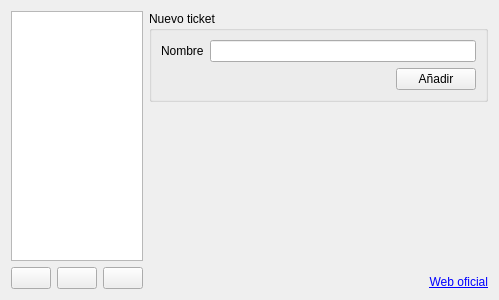
This is ticketpanel.ui in RafaelGC/EasyReceipt as Qt 5 draws it before an edit. The edited form follows.
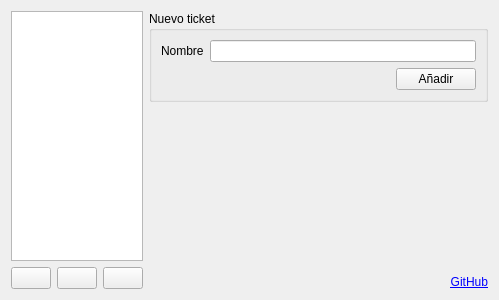
This is the edited form. Icons and pictures are not drawn.

The edit to the form file:
```diff
--- a/ticketpanel.ui
+++ b/ticketpanel.ui
@@ -203,7 +203,7 @@
         <string notr="true"/>
        </property>
        <property name="text">
-        <string>&lt;html&gt;&lt;head/&gt;&lt;body&gt;&lt;p&gt;&lt;a href=&quot;http://www.zeltastudio.com&quot;&gt;Web oficial&lt;/a&gt;&lt;/p&gt;&lt;/body&gt;&lt;/html&gt;</string>
+        <string>&lt;html&gt;&lt;head/&gt;&lt;body&gt;&lt;p&gt;&lt;a href=&quot;https://github.com/rafaelgc/EasyReceipt&quot;&gt;GitHub&lt;/a&gt;&lt;/p&gt;&lt;/body&gt;&lt;/html&gt;</string>
        </property>
        <property name="alignment">
         <set>Qt::AlignRight|Qt::AlignTrailing|Qt::AlignVCenter</set>
```
Left out of the diff: 6 changed lines with no effect on the pictures.
